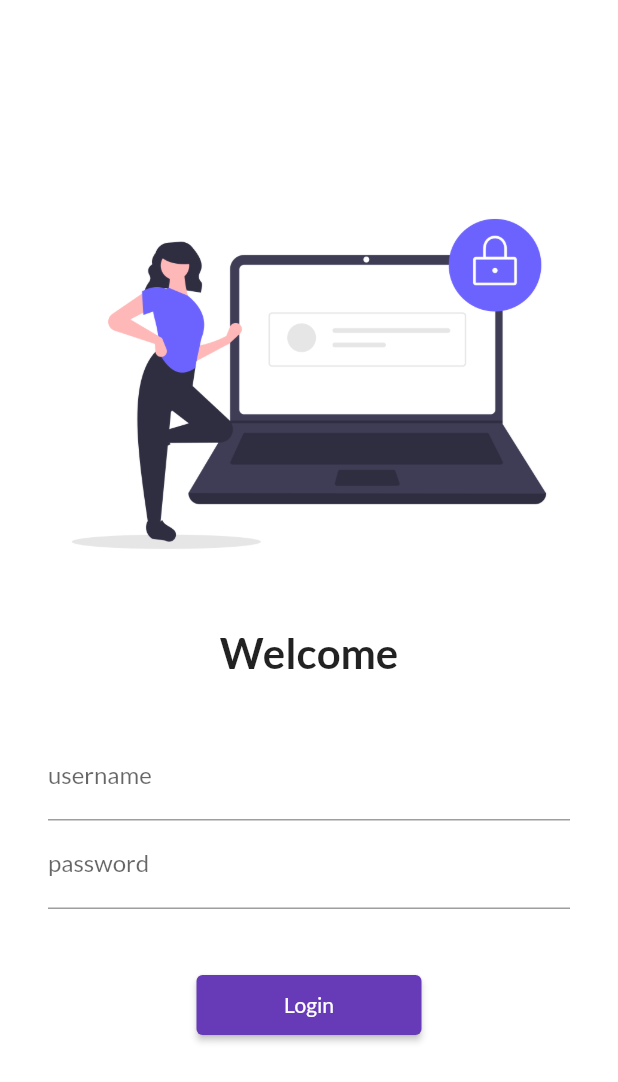
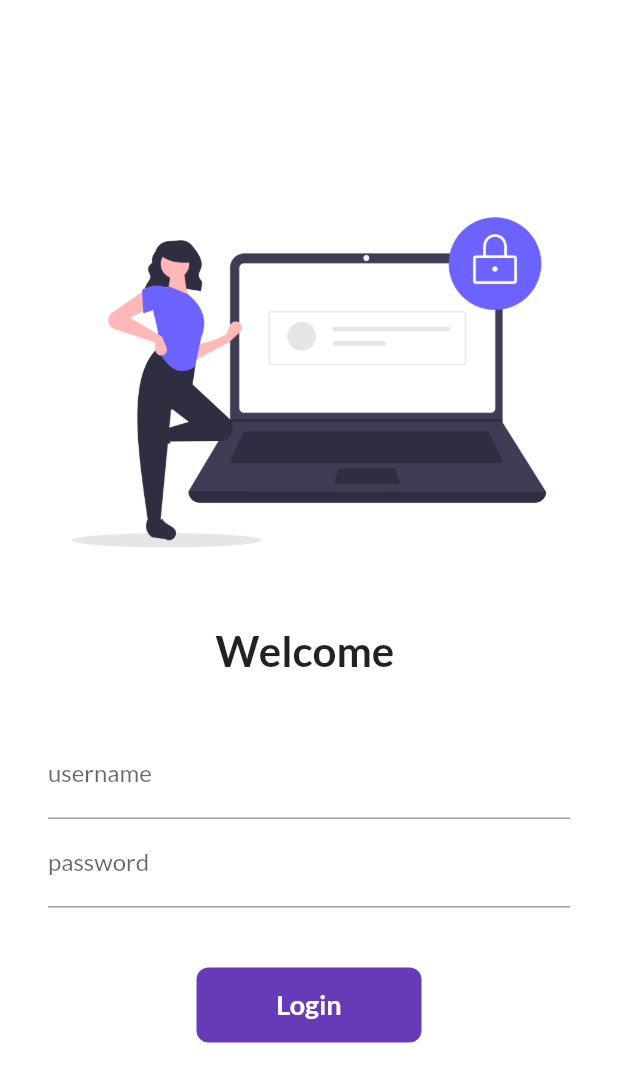
Before and after one commit to anshukit/Appdev, a Flutter app: the screen it shows after launch, on a phone screen of 412 x 824 dp. Shown: the top 1082 px of the screen. Run offline on Flutter 3.47's test engine with Material 2 defaults, Android fonts, the phone set to English and light mode, and no system bars; our stand-ins replace google_fonts.

Commit message:
day6 complited

```diff
--- a/lib/main.dart
+++ b/lib/main.dart
@@ -24,7 +24,7 @@ class MyApp extends StatelessWidget {
       initialRoute: "/",
       routes: {
         "/": (context) => LoginPage(),
-        MyRoutes.homeRoute:(context) => HomePage(),
+        MyRoutes.homeRoute: (context) => HomePage(),
         MyRoutes.loginRoute: (context) => LoginPage(),
       },
     );
--- a/lib/pages/LoginPage.dart
+++ b/lib/pages/LoginPage.dart
@@ -1,7 +1,14 @@
 import 'package:catlogapp/utils/rroutes.dart';
 import 'package:flutter/material.dart';
 
-class LoginPage extends StatelessWidget {
+class LoginPage extends StatefulWidget {
+  @override
+  _LoginPageState createState() => _LoginPageState();
+}
+
+class _LoginPageState extends State<LoginPage> {
+  String name = "";
+  bool changeButton = false;
   @override
   Widget build(BuildContext context) {
     return Material(
@@ -15,7 +22,7 @@ class LoginPage extends StatelessWidget {
               height: 20.0,
             ),
             Text(
-              "Welcome",
+              "Welcome $name",
               style: TextStyle(
                 fontSize: 28,
                 fontWeight: FontWeight.bold,
@@ -34,6 +41,10 @@ class LoginPage extends StatelessWidget {
                       hintText: "Enter username",
                       labelText: "username",
                     ),
+                    onChanged: (value) {
+                      name = value;
+                      setState(() {});
+                    },
                   ),
                   TextFormField(
                     obscureText: true,
@@ -45,13 +56,46 @@ class LoginPage extends StatelessWidget {
                   SizedBox(
                     height: 40.0,
                   ),
-                  ElevatedButton(
-                    onPressed: () {
-                      Navigator.pushNamed(context,MyRoutes.homeRoute);
+                  InkWell(
+                    onTap: () async {
+                      setState(() {
+                        changeButton = true;
+                      });
+                      await Future.delayed(Duration(seconds: 1));
+                      Navigator.pushNamed(context, MyRoutes.homeRoute);
                     },
-                    child: Text("Login"),
-                    style: TextButton.styleFrom(minimumSize: Size(150, 40)),
-                  ),
+                    child: AnimatedContainer(
+                      duration: Duration(seconds: 1),
+                      width: changeButton ? 50 : 150,
+                      height: 50,
+                      alignment: Alignment.center,
+                      child: changeButton
+                          ? Icon(
+                              Icons.done,
+                              color: Colors.white,
+                            )
+                          : Text(
+                              "Login",
+                              style: TextStyle(
+                                color: Colors.white,
+                                fontWeight: FontWeight.bold,
+                                fontSize: 18,
+                              ),
+                            ),
+                      decoration: BoxDecoration(
+                        color: Colors.deepPurple,
+                        borderRadius:
+                            BorderRadius.circular(changeButton ? 50 : 8),
+                      ),
+                    ),
+                  )
+                  // ElevatedButton(
+                  //   onPressed: () {
+                  //     Navigator.pushNamed(context, MyRoutes.homeRoute);
+                  //   },
+                  //   child: Text("Login"),
+                  //   style: TextButton.styleFrom(minimumSize: Size(150, 40)),
+                  // ),
                 ],
               ),
             ),
```
